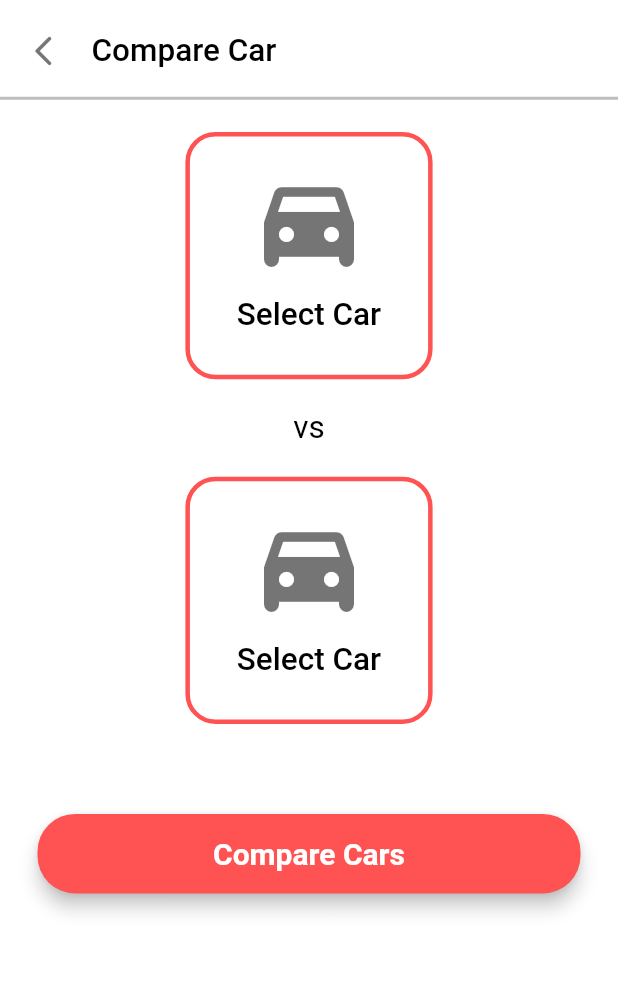
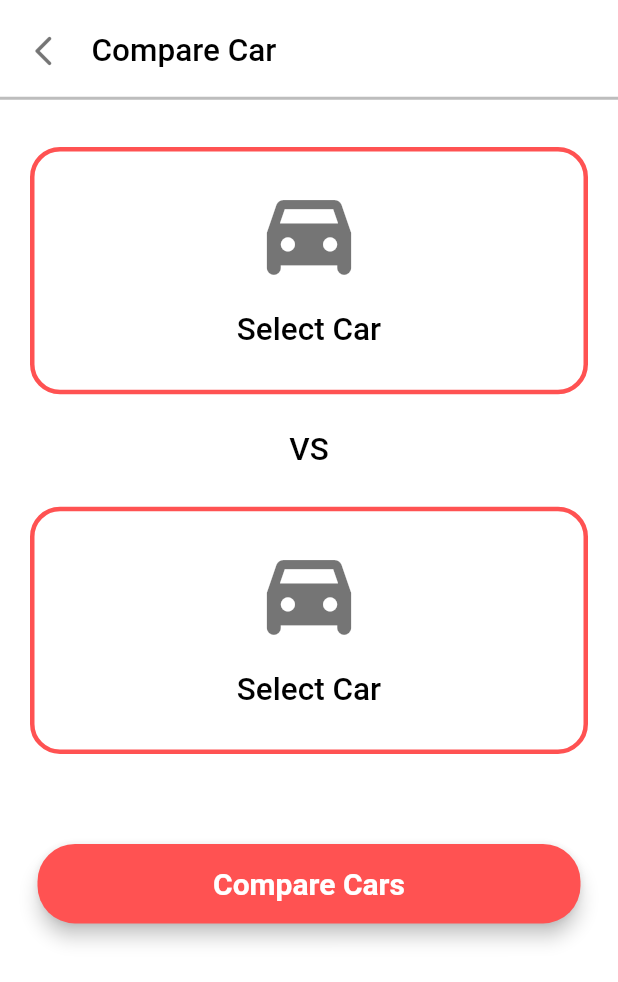
Before and after one commit to jenish2002/CloudCar, a Flutter app: the CompareCarScreen screen opened directly, on a phone screen of 412 x 824 dp. Shown: the top 982 px of the screen. Run offline on Flutter 3.47's test engine with Material 2 defaults, Android fonts, the phone set to English and light mode, and no system bars; our stand-ins replace cloud_firestore, firebase_auth, firebase_core, fluttertoast; accounts and stored records are empty.

Commit message:
17th Commit

```diff
--- a/lib/screens/compare_car_screen.dart
+++ b/lib/screens/compare_car_screen.dart
@@ -2,6 +2,7 @@ import 'dart:ui' as ui;
 import 'package:car_app/screens/search_screen.dart';
 import 'package:flutter/material.dart';
 import 'package:flutter/rendering.dart';
+import 'package:fluttertoast/fluttertoast.dart';
 
 class CompareCarScreen extends StatefulWidget {
   const CompareCarScreen({Key? key}) : super(key: key);
@@ -15,20 +16,33 @@ class _CompareCarScreenState extends State<CompareCarScreen>{
   ScrollController scrollController = ScrollController();
   late double _width;
   late double _height;
-  String? carid1;
-  String? carid2;
+  bool isVisible = true;
+  String? carname1;
+  String? carname2;
+  int clicked = 0;
 
   _navigateNextPageAndRetriveValue(BuildContext context) async {
     List nextPageValues = await Navigator.push(context,
-        MaterialPageRoute(builder: (context) => SearchScreen("compare")),
+        MaterialPageRoute(builder: (context) => const SearchScreen("compare")),
     );
     setState(() {
-      if(carid1 == null) {
-        carid1 = nextPageValues[0];
-        carid2 = nextPageValues[1];
+      if(clicked == 1 && nextPageValues[0] != null) {
+        if(carname2 == nextPageValues[0]) {
+          carname1 = null;
+          Fluttertoast.showToast(msg: "Can't compare same model");
         }
         else {
-        carid2 = nextPageValues[0];
+          carname1 = nextPageValues[0];
+        }
+      }
+      else if(clicked == 2 && nextPageValues[0] != null) {
+        if(carname1 == nextPageValues[0]) {
+          carname2 = null;
+          Fluttertoast.showToast(msg: "Can't compare same model");
+        }
+        else {
+          carname2 = nextPageValues[0];
+        }
       }
     });
   }
@@ -59,7 +73,17 @@ class _CompareCarScreenState extends State<CompareCarScreen>{
                         Icons.arrow_back_ios_new_rounded,
                         color: Colors.black54,
                       ),
-                      onPressed: () => { Navigator.of(context).pop() },
+                      onPressed: () => {
+                        if(isVisible) {
+                          Navigator.of(context).pop()
+                        }
+                        else
+                        {
+                          setState(() {
+                            isVisible = true;
+                          })
+                        }
+                      },
                     ),
                     const SizedBox(width: 8),
                     const Text(
@@ -76,36 +100,36 @@ class _CompareCarScreenState extends State<CompareCarScreen>{
               const Divider(color: Colors.black26, height: 5, thickness: 2),
               Padding(
                 padding: const EdgeInsets.only(left: 5, top: 10, right: 5, bottom: 5),
-              child: Column(
+                child: (isVisible) ? Column(
+                  mainAxisAlignment: MainAxisAlignment.center,
+                  crossAxisAlignment: CrossAxisAlignment.center,
                   children: <Widget>[
-                  const SizedBox(height: 10),
+                    const SizedBox(height: 20),
                     GestureDetector(
                       onTap: () {
-                      print(carid1);
-                      print(carid2);
+                        clicked = 1;
                         _navigateNextPageAndRetriveValue(context);
                         FocusScope.of(context).unfocus();
                       },
-                    child: selectCarDesign(_height, _width),
+                      child: selectCarDesign(_height, _width, carname1),
                     ),
-                  const SizedBox(height: 20),
+                    const SizedBox(height: 25),
                     const Text(
-                    "vs",
+                      "VS",
                       style: TextStyle(
                         color: Colors.black,
                         fontSize: 21,
-                      fontWeight: FontWeight.w400,
+                        fontWeight: FontWeight.w500,
                       ),
                     ),
-                  const SizedBox(height: 20),
+                    const SizedBox(height: 25),
                     GestureDetector(
                       onTap: () {
-                      print(carid1);
-                      print(carid2);
+                        clicked = 2;
                         _navigateNextPageAndRetriveValue(context);
                         FocusScope.of(context).unfocus();
                       },
-                    child: selectCarDesign(_height, _width),
+                      child: selectCarDesign(_height, _width, carname2),
                     ),
                     const SizedBox(height: 60),
                     Material(
@@ -116,6 +140,14 @@ class _CompareCarScreenState extends State<CompareCarScreen>{
                         padding: const EdgeInsets.fromLTRB(20, 15, 20, 15),
                         minWidth: _width - 50,
                         onPressed: () {
+                          if(carname1 != null && carname2 != null) {
+                            setState(() {
+                              isVisible = false;
+                            });
+                          }
+                          else {
+                            Fluttertoast.showToast(msg: "Select cars to compare");
+                          }
                         },
                         child: const Text("Compare Cars", textAlign: TextAlign.center,
                           style: TextStyle(
@@ -127,18 +159,31 @@ class _CompareCarScreenState extends State<CompareCarScreen>{
                       ),
                     ),
                   ],
+                ) :
+                displayCar(_height, _width, carname1, carname2),
+              ),
+            ],
           ),
         ),
-          ],
-        ),),
       ),
     );
   }
 }
 
-Widget selectCarDesign(_height, _width) {
+Widget displayCar(_height, _width, carname1, carname2) {
+  return SingleChildScrollView(
+    child:Column(
+      mainAxisAlignment: MainAxisAlignment.center,
+      crossAxisAlignment: CrossAxisAlignment.center,
+      children: <Widget>[
+      ],
+    ),
+  );
+}
+
+Widget selectCarDesign(_height, _width, car_name) {
   return Container(
-    width: _width / 2.5,
+    width: _width - 40,
     height: _height / 5,
     decoration: BoxDecoration(
       border: Border.all(
@@ -150,22 +195,22 @@ Widget selectCarDesign(_height, _width) {
     child: Column(
       mainAxisAlignment: MainAxisAlignment.center,
       crossAxisAlignment: CrossAxisAlignment.center,
-      children: const <Widget>[
-        Icon(
+      children: <Widget>[
+        const Icon(
           Icons.directions_car_filled_rounded,
           color: Colors.black54,
-          size: 80,
+          size: 75,
         ),
-        SizedBox(height: 10),
+        const SizedBox(height: 15),
         Text(
-          "Select Car",
-          style: TextStyle(
+          (car_name != null) ? car_name : "Select Car",
+          style: const TextStyle(
             color: Colors.black,
             fontSize: 21,
             fontWeight: FontWeight.w500,
           ),
         ),
-        SizedBox(height: 10),
+        const SizedBox(height: 10),
       ],
     ),
   );
--- a/lib/screens/search_screen.dart
+++ b/lib/screens/search_screen.dart
@@ -59,7 +59,7 @@ class _SearchScreenState extends State<SearchScreen> {
                     ),
                     onPressed: () {
                       //go back button
-                      Navigator.pop(context, [null, null]);
+                      Navigator.pop(context, [null]);
                     }
                 ),
                 flexibleSpace: LayoutBuilder(
@@ -100,7 +100,7 @@ class _SearchScreenState extends State<SearchScreen> {
                   onTap: () async {
                     var s = await getCarId(searchCar[i].toString());
                     if(widget.value == "compare") {
-                      Navigator.pop(context, [s, ""]);
+                      Navigator.pop(context, [searchCar[i].toString()]);
                     }
                     else {
                       Navigator.pushReplacement(context,
@@ -171,7 +171,7 @@ Widget makeResult(title) {
         ),
         const SizedBox(height: 18),
         const Divider(
-          height: 0,//27,
+          height: 0,
           thickness: 2,
         )
       ],
```
Lines whose indentation alone changed are shown as unchanged.
